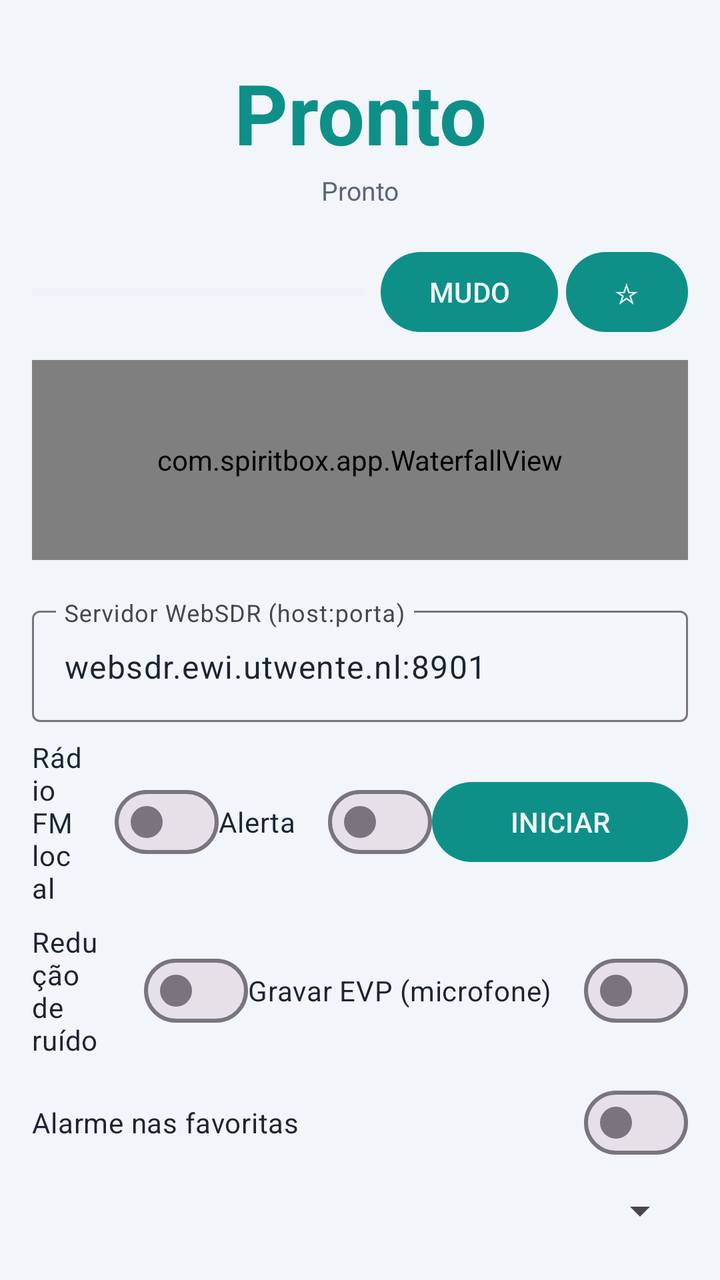
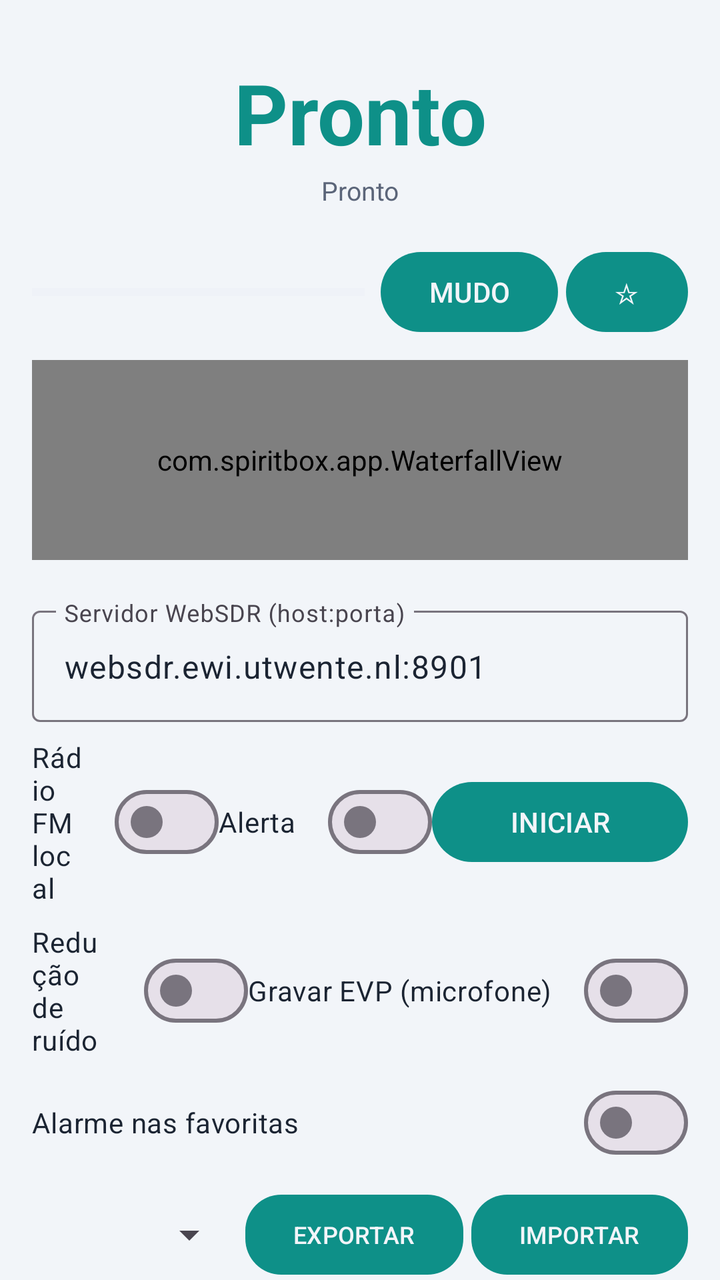

The first picture is an Android layout as it rendered before a commit; the second is the same layout after the commit. The layout source and the unified diff follow.
<!-- AndroidManifest.xml: application theme Theme.SpiritBox -->
<!-- res/layout/activity_main.xml -->
<?xml version="1.0" encoding="utf-8"?>
<FrameLayout xmlns:android="http://schemas.android.com/apk/res/android"
    xmlns:app="http://schemas.android.com/apk/res-auto"
    android:layout_width="match_parent"
    android:layout_height="match_parent">

    <androidx.core.widget.NestedScrollView
        android:id="@+id/scrollRoot"
        android:layout_width="match_parent"
        android:layout_height="match_parent"
        android:fillViewport="true"
        android:scrollbars="none">

        <LinearLayout
            android:layout_width="match_parent"
            android:layout_height="wrap_content"
            android:orientation="vertical"
            android:padding="16dp"
            android:paddingBottom="32dp">

        <TextView
            android:id="@+id/tvFreq"
            android:layout_width="match_parent"
            android:layout_height="wrap_content"
            android:layout_marginTop="12dp"
            android:gravity="center"
            android:text="@string/status_ready"
            android:textColor="@color/accent"
            android:textSize="42sp"
            android:textStyle="bold" />

        <TextView
            android:id="@+id/tvStatus"
            android:layout_width="match_parent"
            android:layout_height="wrap_content"
            android:layout_marginTop="2dp"
            android:gravity="center"
            android:text="@string/status_ready"
            android:textColor="@color/text_secondary"
            android:textSize="13sp" />

        <LinearLayout
            android:layout_width="match_parent"
            android:layout_height="wrap_content"
            android:layout_marginTop="18dp"
            android:gravity="center_vertical"
            android:orientation="horizontal">

            <ProgressBar
                android:id="@+id/meter"
                style="?android:attr/progressBarStyleHorizontal"
                android:layout_width="0dp"
                android:layout_height="10dp"
                android:layout_weight="1"
                android:max="100"
                android:progress="0"
                android:progressBackgroundTint="@color/panel"
                android:progressTint="@color/accent" />

            <com.google.android.material.button.MaterialButton
                android:id="@+id/btnMute"
                android:layout_width="wrap_content"
                android:layout_height="wrap_content"
                android:layout_marginStart="8dp"
                android:minWidth="72dp"
                android:text="@string/btn_mute"
                app:cornerRadius="24dp" />

            <com.google.android.material.button.MaterialButton
                android:id="@+id/btnBookmark"
                android:layout_width="wrap_content"
                android:layout_height="wrap_content"
                android:layout_marginStart="4dp"
                android:minWidth="52dp"
                android:text="@string/bookmark_off"
                app:cornerRadius="24dp" />
        </LinearLayout>

        <com.spiritbox.app.WaterfallView
            android:id="@+id/waterfall"
            android:layout_width="match_parent"
            android:layout_height="100dp"
            android:layout_marginTop="10dp" />

        <com.spiritbox.app.MiniMapView
            android:id="@+id/miniMap"
            android:layout_width="match_parent"
            android:layout_height="36dp"
            android:layout_marginTop="4dp"
            android:visibility="gone" />

        <com.google.android.material.textfield.TextInputLayout
            android:layout_width="match_parent"
            android:layout_height="wrap_content"
            android:layout_marginTop="20dp"
            android:hint="@string/hint_server">

            <com.google.android.material.textfield.TextInputEditText
                android:id="@+id/etServer"
                android:layout_width="match_parent"
                android:layout_height="wrap_content"
                android:importantForAutofill="no"
                android:inputType="textUri"
                android:text="@string/default_server" />
        </com.google.android.material.textfield.TextInputLayout>

        <LinearLayout
            android:layout_width="match_parent"
            android:layout_height="wrap_content"
            android:layout_marginTop="8dp"
            android:gravity="center_vertical"
            android:orientation="horizontal">

            <com.google.android.material.materialswitch.MaterialSwitch
                android:id="@+id/swFm"
                android:layout_width="0dp"
                android:layout_height="wrap_content"
                android:layout_weight="1"
                android:text="@string/switch_fm"
                android:textColor="@color/text_primary"
                android:textSize="14sp" />

            <com.google.android.material.materialswitch.MaterialSwitch
                android:id="@+id/swAlerts"
                android:layout_width="wrap_content"
                android:layout_height="wrap_content"
                android:text="@string/switch_alerts"
                android:textColor="@color/text_primary"
                android:textSize="14sp" />

            <com.google.android.material.button.MaterialButton
                android:id="@+id/btnToggle"
                android:layout_width="wrap_content"
                android:layout_height="wrap_content"
                android:minWidth="128dp"
                android:text="@string/btn_start"
                app:cornerRadius="24dp" />
        </LinearLayout>

        <LinearLayout
            android:layout_width="match_parent"
            android:layout_height="wrap_content"
            android:layout_marginTop="8dp"
            android:gravity="center_vertical"
            android:orientation="horizontal">

            <com.google.android.material.materialswitch.MaterialSwitch
                android:id="@+id/swNoise"
                android:layout_width="0dp"
                android:layout_height="wrap_content"
                android:layout_weight="1"
                android:text="@string/switch_noise"
                android:textColor="@color/text_primary"
                android:textSize="14sp" />

            <com.google.android.material.materialswitch.MaterialSwitch
                android:id="@+id/swEvp"
                android:layout_width="wrap_content"
                android:layout_height="wrap_content"
                android:text="@string/switch_evp"
                android:textColor="@color/text_primary"
                android:textSize="14sp" />
        </LinearLayout>

        <com.google.android.material.materialswitch.MaterialSwitch
            android:id="@+id/swWatch"
            android:layout_width="match_parent"
            android:layout_height="wrap_content"
            android:layout_marginTop="8dp"
            android:text="@string/switch_watch"
            android:textColor="@color/text_primary"
            android:textSize="14sp" />

<LinearLayout
                android:layout_width="match_parent"
                android:layout_height="wrap_content"
                android:layout_marginTop="8dp"
                android:gravity="center_vertical"
                android:orientation="horizontal">

                <Spinner
                    android:id="@+id/spFav"
                    android:layout_width="match_parent"
                    android:layout_height="wrap_content"
                    android:spinnerMode="dropdown" />
            </LinearLayout>

            <LinearLayout
                android:layout_width="match_parent"
                android:layout_height="wrap_content"
                android:layout_marginTop="8dp"
                android:gravity="center_vertical"
                android:orientation="horizontal">

                <Spinner
                    android:id="@+id/spBand"
                    android:layout_width="0dp"
                    android:layout_height="wrap_content"
                    android:layout_weight="1"
                    android:spinnerMode="dropdown" />

            <EditText
                android:id="@+id/etDwell"
                android:layout_width="96dp"
                android:layout_height="wrap_content"
                android:hint="@string/hint_dwell"
                android:importantForAutofill="no"
                android:inputType="number"
                android:maxLines="1"
                android:text="@string/default_dwell"
                android:textColor="@color/text_primary"
                android:textSize="14sp" />
        </LinearLayout>

        <LinearLayout
            android:layout_width="match_parent"
            android:layout_height="wrap_content"
            android:layout_marginTop="8dp"
            android:gravity="center_vertical"
            android:orientation="horizontal">

            <EditText
                android:id="@+id/etThreshold"
                android:layout_width="0dp"
                android:layout_height="wrap_content"
                android:layout_weight="1"
                android:hint="@string/hint_threshold"
                android:importantForAutofill="no"
                android:inputType="number"
                android:maxLines="1"
                android:text="@string/default_threshold"
                android:textColor="@color/text_primary"
                android:textSize="14sp" />

            <EditText
                android:id="@+id/etSettle"
                android:layout_width="80dp"
                android:layout_height="wrap_content"
                android:layout_marginStart="8dp"
                android:hint="@string/hint_settle"
                android:importantForAutofill="no"
                android:inputType="number"
                android:maxLines="1"
                android:text="@string/default_settle"
                android:textColor="@color/text_primary"
                android:textSize="14sp" />

            <EditText
                android:id="@+id/etGap"
                android:layout_width="80dp"
                android:layout_height="wrap_content"
                android:layout_marginStart="8dp"
                android:hint="@string/hint_gap"
                android:importantForAutofill="no"
                android:inputType="number"
                android:maxLines="1"
                android:text="@string/default_gap"
                android:textColor="@color/text_primary"
                android:textSize="14sp" />
        </LinearLayout>

        <LinearLayout
            android:layout_width="match_parent"
            android:layout_height="wrap_content"
            android:layout_marginTop="8dp"
            android:gravity="center_vertical"
            android:orientation="horizontal">

            <com.google.android.material.button.MaterialButton
                android:id="@+id/btnManualCapture"
                android:layout_width="0dp"
                android:layout_height="wrap_content"
                android:layout_weight="1"
                android:text="@string/btn_manual_capture"
                app:cornerRadius="24dp" />

            <com.google.android.material.button.MaterialButton
                android:id="@+id/btnHold"
                android:layout_width="0dp"
                android:layout_height="wrap_content"
                android:layout_marginStart="8dp"
                android:layout_weight="1"
                android:text="@string/btn_hold"
                app:cornerRadius="24dp" />

            <com.google.android.material.button.MaterialButton
                android:id="@+id/btnShare"
                android:layout_width="0dp"
                android:layout_height="wrap_content"
                android:layout_marginStart="8dp"
                android:layout_weight="1"
                android:text="@string/btn_share_csv"
                app:cornerRadius="24dp" />
        </LinearLayout>

        <LinearLayout
            android:layout_width="match_parent"
            android:layout_height="wrap_content"
            android:layout_marginTop="8dp"
            android:gravity="center_vertical"
            android:orientation="horizontal">

            <com.google.android.material.button.MaterialButton
                android:id="@+id/btnTheme"
                android:layout_width="0dp"
                android:layout_height="wrap_content"
                android:layout_weight="1"
                android:text="@string/theme_system"
                app:cornerRadius="24dp" />

            <com.google.android.material.button.MaterialButton
                android:id="@+id/btnNight"
                android:layout_width="0dp"
                android:layout_height="wrap_content"
                android:layout_marginStart="8dp"
                android:layout_weight="1"
                android:text="@string/btn_night_off"
                app:cornerRadius="24dp" />

            <com.google.android.material.button.MaterialButton
                android:id="@+id/btnEmf"
                android:layout_width="0dp"
                android:layout_height="wrap_content"
                android:layout_marginStart="8dp"
                android:layout_weight="1"
                android:text="@string/btn_emf"
                app:cornerRadius="24dp" />
        </LinearLayout>

        <TextView
            android:id="@+id/tvCapturesTitle"
            android:layout_width="match_parent"
            android:layout_height="wrap_content"
            android:layout_marginTop="18dp"
            android:text="@string/title_captures"
            android:textColor="@color/text_secondary"
            android:textSize="13sp" />

        <EditText
            android:id="@+id/etCaptureSearch"
            android:layout_width="match_parent"
            android:layout_height="wrap_content"
            android:layout_marginTop="4dp"
            android:hint="@string/history_search_hint"
            android:importantForAutofill="no"
            android:inputType="text"
            android:maxLines="1"
            android:textColor="@color/text_primary"
            android:textColorHint="@color/text_secondary"
            android:textSize="14sp" />

        <com.google.android.material.materialswitch.MaterialSwitch
            android:id="@+id/swGroup"
            android:layout_width="match_parent"
            android:layout_height="wrap_content"
            android:layout_marginTop="4dp"
            android:text="@string/switch_group"
            android:textColor="@color/text_primary"
            android:textSize="14sp" />

        <ListView
            android:id="@+id/listCaptures"
            android:layout_width="match_parent"
            android:layout_height="wrap_content"
            android:layout_marginTop="4dp"
            android:divider="@color/panel"
            android:dividerHeight="1dp"
            android:listSelector="@android:color/transparent"
            android:nestedScrollingEnabled="false" />

        <TextView
            android:id="@+id/tvVersion"
            android:layout_width="match_parent"
            android:layout_height="wrap_content"
            android:layout_marginTop="18dp"
            android:gravity="center"
            android:textColor="@color/text_secondary"
            android:textSize="12sp" />

        <com.google.android.material.button.MaterialButton
            android:id="@+id/btnCheckUpdate"
            style="@style/Widget.MaterialComponents.Button.OutlinedButton"
            android:layout_width="wrap_content"
            android:layout_height="wrap_content"
            android:layout_gravity="center_horizontal"
            android:layout_marginTop="6dp"
            android:text="@string/check_update_now"
            android:textSize="12sp"
            app:cornerRadius="20dp" />
        </LinearLayout>
    </androidx.core.widget.NestedScrollView>

    <View
        android:id="@+id/redFilter"
        android:layout_width="match_parent"
        android:layout_height="match_parent"
        android:background="#3BFF0000"
        android:clickable="false"
        android:focusable="false"
        android:visibility="gone" />
</FrameLayout>
<!-- resources referenced by this layout -->
<resources>
  <color name="accent">#0E9088</color>
  <color name="panel">#E4E9F1</color>
  <color name="text_primary">#1B2432</color>
  <color name="text_secondary">#5B6579</color>
  <string name="bookmark_off">☆</string>
  <string name="btn_emf">EMF</string>
  <string name="btn_hold">TRAVAR</string>
  <string name="btn_manual_capture">SALVAR</string>
  <string name="btn_mute">MUDO</string>
  <string name="btn_night_off">NOITE</string>
  <string name="btn_share_csv">EXPORTAR</string>
  <string name="btn_start">INICIAR</string>
  <string name="check_update_now">VER ATUALIZAÇÃO</string>
  <string name="default_dwell">300</string>
  <string name="default_gap">300</string>
  <string name="default_server">websdr.ewi.utwente.nl:8901</string>
  <string name="default_settle">150</string>
  <string name="default_threshold">12</string>
  <string name="hint_dwell">Dwell ms</string>
  <string name="hint_gap">Gap ms</string>
  <string name="hint_server">Servidor WebSDR (host:porta)</string>
  <string name="hint_settle">Settle ms</string>
  <string name="hint_threshold">Limiar %</string>
  <string name="history_search_hint">Buscar no histórico (frequência, banda, data…)</string>
  <string name="status_ready">Pronto</string>
  <string name="switch_alerts">Alerta</string>
  <string name="switch_evp">Gravar EVP (microfone)</string>
  <string name="switch_fm">Rádio FM local</string>
  <string name="switch_group">Agrupar por frequência</string>
  <string name="switch_noise">Redução de ruído</string>
  <string name="switch_watch">Alarme nas favoritas</string>
  <string name="theme_system">SISTEMA</string>
  <string name="title_captures">Sinais capturados</string>
  <style name="Theme.SpiritBox" parent="Theme.Material3.DayNight.NoActionBar">
          <item name="colorPrimary">@color/accent</item>
          <item name="colorOnPrimary">@color/bg</item>
          <item name="colorSecondary">@color/accent_dim</item>
          <item name="android:colorBackground">@color/bg</item>
          <item name="colorSurface">@color/panel</item>
          <item name="colorOnSurface">@color/text_primary</item>
          <item name="android:windowBackground">@color/bg</item>
          <item name="android:statusBarColor">@color/bg</item>
          <item name="android:navigationBarColor">@color/bg</item>
      </style>
  <color name="bg">#F2F5F9</color>
  <color name="accent_dim">#5AA7A2</color>
</resources>

<!-- the commit's change to res/layout/activity_main.xml (unified diff, before → after) -->
@@ -180,9 +180,30 @@
 
                 <Spinner
                     android:id="@+id/spFav"
-                    android:layout_width="match_parent"
+                    android:layout_width="0dp"
                     android:layout_height="wrap_content"
+                    android:layout_weight="1"
                     android:spinnerMode="dropdown" />
+
+                <com.google.android.material.button.MaterialButton
+                    android:id="@+id/btnFavExport"
+                    android:layout_width="wrap_content"
+                    android:layout_height="wrap_content"
+                    android:layout_marginStart="4dp"
+                    android:minWidth="0dp"
+                    android:text="@string/btn_export_fav"
+                    android:textSize="12sp"
+                    app:cornerRadius="18dp" />
+
+                <com.google.android.material.button.MaterialButton
+                    android:id="@+id/btnFavImport"
+                    android:layout_width="wrap_content"
+                    android:layout_height="wrap_content"
+                    android:layout_marginStart="4dp"
+                    android:minWidth="0dp"
+                    android:text="@string/btn_import_fav"
+                    android:textSize="12sp"
+                    app:cornerRadius="18dp" />
             </LinearLayout>
 
             <LinearLayout
<!-- resource entries referenced after the edit -->
@@ -6,7 +6,9 @@
   <color name="text_secondary">#5B6579</color>
   <string name="bookmark_off">☆</string>
   <string name="btn_emf">EMF</string>
+  <string name="btn_export_fav">EXPORTAR</string>
   <string name="btn_hold">TRAVAR</string>
+  <string name="btn_import_fav">IMPORTAR</string>
   <string name="btn_manual_capture">SALVAR</string>
   <string name="btn_mute">MUDO</string>
   <string name="btn_night_off">NOITE</string>
